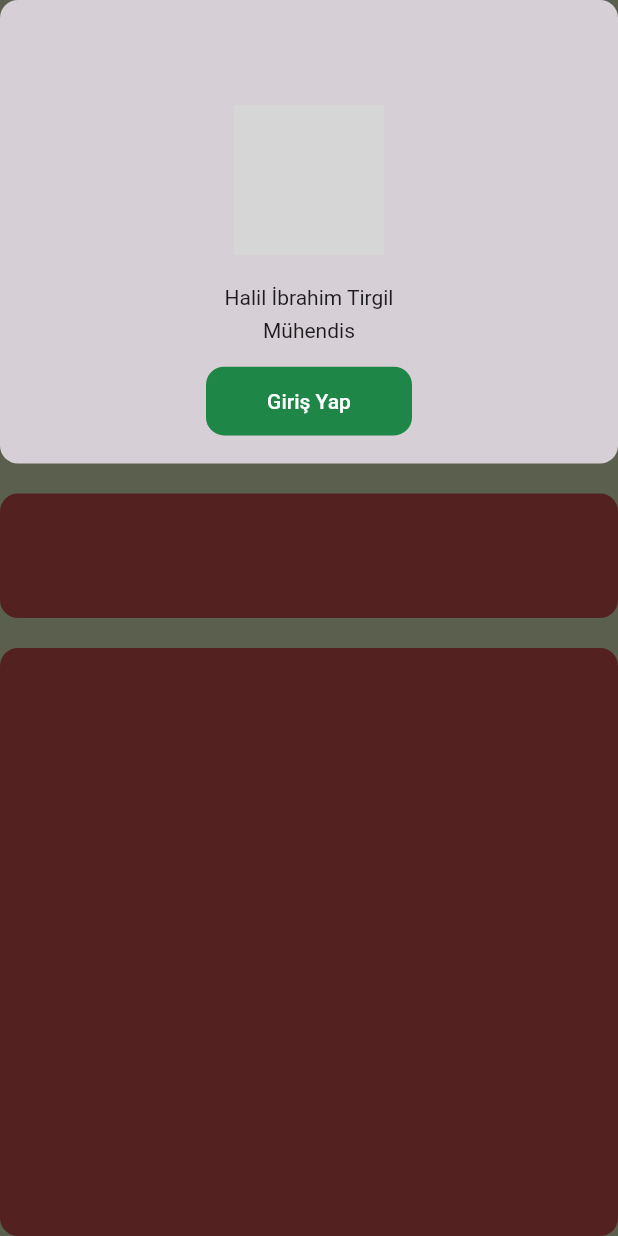
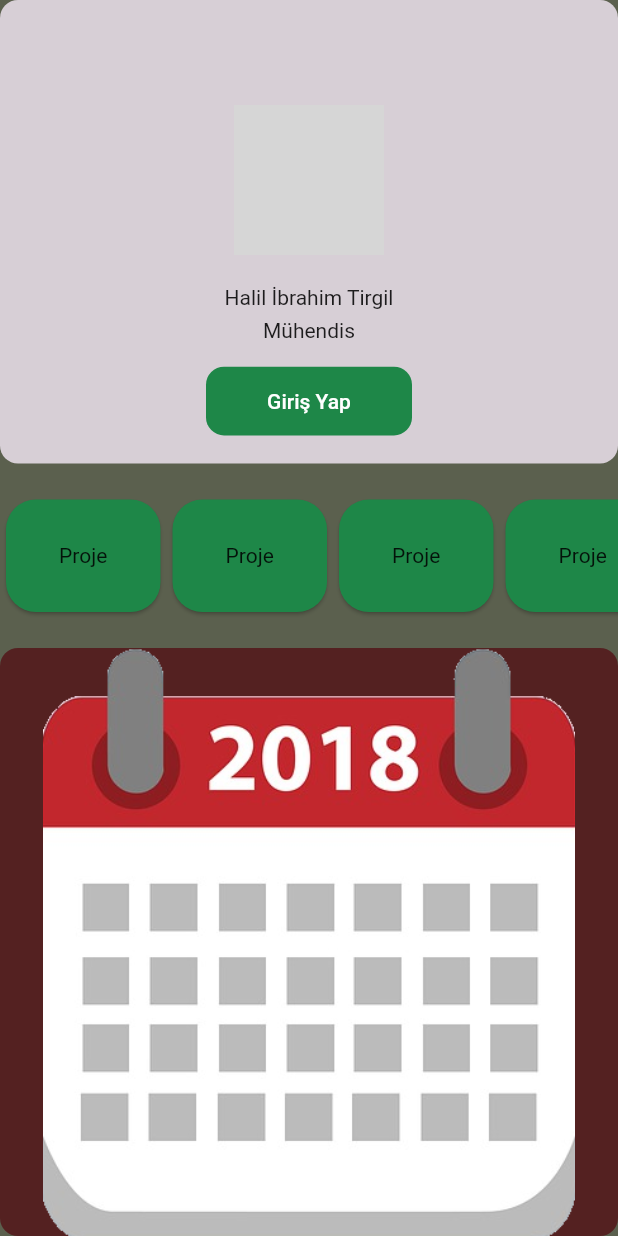
Before and after one commit to haliltirgil/daily_task_app, a Flutter app: the screen it shows after launch, after a tap on "Giriş Yap", on a phone screen of 412 x 824 dp. Run offline on Flutter 3.47's test engine with Material 2 defaults, Android fonts, the phone set to English and light mode, and no system bars; our stand-ins replace flutter_svg; network calls fail; grey boxes are pictures that could not be loaded.

Commit message:
Edit add task screen UI

```diff
--- a/lib/main.dart
+++ b/lib/main.dart
@@ -1,6 +1,5 @@
 import 'package:flutter/material.dart';
 import 'package:task_app/screens/add_task_screen.dart';
-import 'package:task_app/screens/login_screen.dart';
 import 'package:task_app/screens/show_task_screen.dart';
 
 void main() {
@@ -15,7 +14,7 @@ class MyApp extends StatelessWidget {
       theme: ThemeData(
         primarySwatch: Colors.blue,
       ),
-      home: ShowTaskScreen(),
+      home: AddTaskScreen(),
     );
   }
 }
--- a/lib/screens/add_task_screen.dart
+++ b/lib/screens/add_task_screen.dart
@@ -48,10 +48,8 @@ class _AddTaskScreenState extends State<AddTaskScreen> {
             child: Padding(
               padding: const EdgeInsets.only(top: 20),
               child: Container(
-                decoration: BoxDecoration(
-                  color: AppColors.taskColor,
-                  borderRadius: BorderRadius.circular(12.0),
-                ),
+                width: MediaQuery.of(context).size.width,
+                child: _buildTaskElement(),
               ),
             ),
           ),
@@ -60,10 +58,13 @@ class _AddTaskScreenState extends State<AddTaskScreen> {
             child: Padding(
               padding: const EdgeInsets.only(top: 20),
               child: Container(
+                width: MediaQuery.of(context).size.width,
+                height: MediaQuery.of(context).size.height,
                 decoration: BoxDecoration(
                   color: AppColors.taskColor,
                   borderRadius: BorderRadius.circular(12.0),
                 ),
+                child: Image.asset('assets/img/calendar.png'),
               ),
             ),
           ),
@@ -71,4 +72,31 @@ class _AddTaskScreenState extends State<AddTaskScreen> {
       ),
     );
   }
+
+  Widget _buildTaskElement() {
+    return ListView.builder(
+      physics: ClampingScrollPhysics(),
+      shrinkWrap: true,
+      scrollDirection: Axis.horizontal,
+      itemCount: 5,
+      itemBuilder: (context, index) {
+        return Card(
+          color: AppColors.buttonColor,
+          shape: RoundedRectangleBorder(
+            borderRadius: BorderRadius.circular(20.0),
+          ),
+          child: InkWell(
+            onTap: () {},
+            onLongPress: () {},
+            child: SizedBox(
+              width: MediaQuery.of(context).size.width / 4,
+              child: Container(
+                child: Align(child: Text("Proje")),
+              ),
+            ),
+          ),
+        );
+      },
+    );
+  }
 }
--- a/pubspec.yaml
+++ b/pubspec.yaml
@@ -56,6 +56,7 @@ flutter:
     - assets/svg/visibility.svg
     - assets/img/checklist.png
     - assets/img/loginphoto.png
+    - assets/img/calendar.png
 
   # An image asset can refer to one or more resolution-specific "variants", see
   # https://flutter.dev/assets-and-images/#resolution-aware.
```
Also changed, not shown: assets/img/calendar.png (added).
